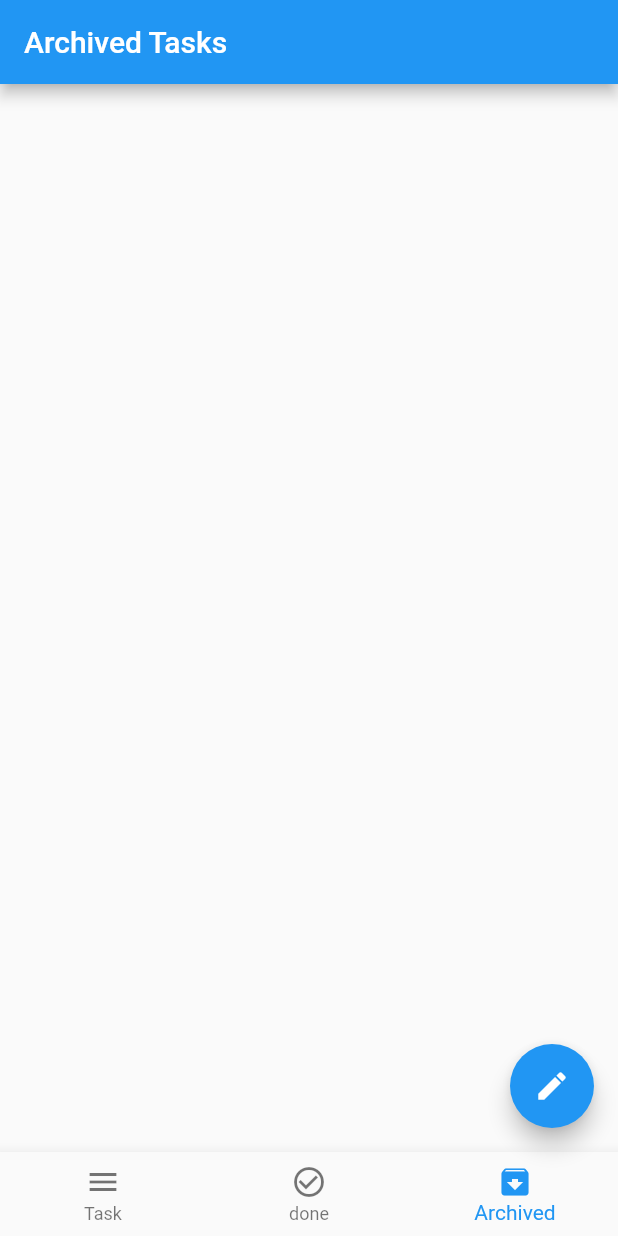
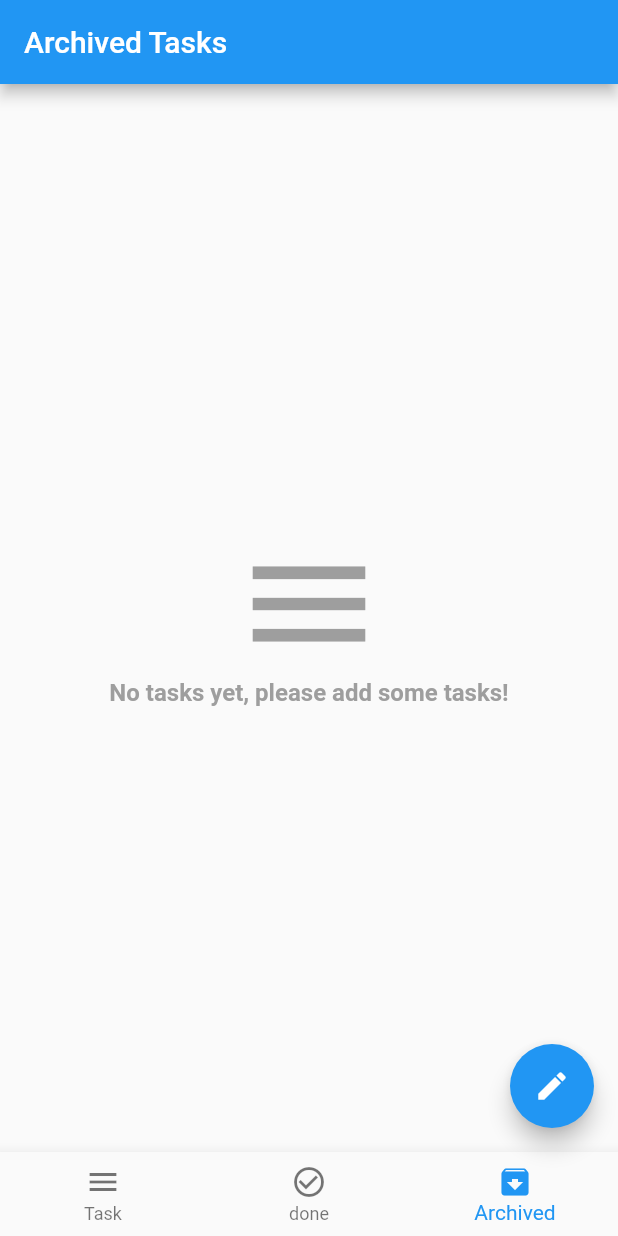
Before and after one commit to IbrahimKhattab172000/My_own_analysis_interpretation, a Flutter app: the screen it shows after launch, item 3 of the bottom bar chosen, on a phone screen of 412 x 824 dp. Run offline on Flutter 3.47's test engine with Material 2 defaults, Android fonts, the phone set to English and light mode, and no system bars; our stand-ins replace bloc, flutter_bloc, sqflite; accounts and stored records are empty.

Commit message:
After adding dissmissible and refactoring the code and wrapping everything up

```diff
--- a/lib/modules/archived_tasks/archived_tasks_screen.dart
+++ b/lib/modules/archived_tasks/archived_tasks_screen.dart
@@ -16,23 +16,7 @@ class ArchivedTasksScreen extends StatelessWidget {
         builder: (context, state) {
           //*Getting our newTasks here
           var tasks = AppCubit.get(context).archivedTasks;
-          return ListView.separated(
-            itemBuilder: (context, index) =>
-                buildTaskItem(tasks![index], context),
-            separatorBuilder: (context, index) {
-              return Padding(
-                padding: const EdgeInsetsDirectional.only(
-                  start: 20.0,
-                ),
-                child: Container(
-                  width: double.infinity,
-                  height: 1.0,
-                  color: Colors.grey[300],
-                ),
-              );
-            },
-            itemCount: tasks!.length,
-          );
+          return taskBuilder(tasks: tasks);
         });
   }
 }
--- a/lib/shared/components/components.dart
+++ b/lib/shared/components/components.dart
@@ -62,7 +62,10 @@ Widget defaultTextFormField({
       ),
     );
 
-Widget buildTaskItem(Map model, BuildContext context) => Padding(
+Widget buildTaskItem(Map model, BuildContext context) => Dismissible(
+      //*key takes a Key() and Key() takes string type
+      key: Key(model['id'].toString()),
+      child: Padding(
         padding: const EdgeInsets.all(20.0),
         child: Row(
           children: [
@@ -76,8 +79,11 @@ Widget buildTaskItem(Map model, BuildContext context) => Padding(
             Expanded(
               child: Column(
                 ///haha try it without mainAxisSize: MainAxisSize.min,
+
                 mainAxisSize: MainAxisSize.min,
+
                 crossAxisAlignment: CrossAxisAlignment.start,
+
                 children: [
                   Text(
                     '${model['title']}',
@@ -100,7 +106,8 @@ Widget buildTaskItem(Map model, BuildContext context) => Padding(
             ),
             IconButton(
               onPressed: () {
-              AppCubit.get(context).updateData(status: 'done', id: model['id']);
+                AppCubit.get(context)
+                    .updateData(status: 'done', id: model['id']);
               },
               icon: Icon(
                 Icons.check_box,
@@ -119,4 +126,52 @@ Widget buildTaskItem(Map model, BuildContext context) => Padding(
             ),
           ],
         ),
+      ),
+      //*onDismissed
+      onDismissed: (direction) {
+        AppCubit.get(context).deleteData(id: model['id']);
+      },
     );
+
+//* cuz we will use it in 3 different pages, so why not making it reusable
+Widget taskBuilder({
+  List<Map>? tasks,
+}) {
+  return tasks!.isEmpty
+      ? Center(
+          child: Column(
+            mainAxisAlignment: MainAxisAlignment.center,
+            children: [
+              Icon(
+                Icons.menu,
+                size: 100,
+                color: Colors.grey,
+              ),
+              Text(
+                "No tasks yet, please add some tasks!",
+                style: TextStyle(
+                  color: Colors.grey,
+                  fontSize: 16,
+                  fontWeight: FontWeight.bold,
+                ),
+              ),
+            ],
+          ),
+        )
+      : ListView.separated(
+          itemBuilder: (context, index) => buildTaskItem(tasks[index], context),
+          separatorBuilder: (context, index) {
+            return Padding(
+              padding: const EdgeInsetsDirectional.only(
+                start: 20.0,
+              ),
+              child: Container(
+                width: double.infinity,
+                height: 1.0,
+                color: Colors.grey[300],
+              ),
+            );
+          },
+          itemCount: tasks.length,
+        );
+}
--- a/lib/shared/cubit/states.dart
+++ b/lib/shared/cubit/states.dart
@@ -14,4 +14,6 @@ class AppInsertDatabaseState extends AppStates {}
 
 class AppUpdateDatabaseState extends AppStates {}
 
+class AppDeleteDatabaseState extends AppStates {}
+
 class AppChangeBottomSheetState extends AppStates {}
```
Also changed, not shown: lib/modules/done_tasks/done_tasks_screen.dart (+1 -17 lines), lib/modules/new_tasks/new_tasks_screen.dart (+1 -17 lines), lib/shared/cubit/cubit.dart (+14 -1 lines). Lines whose indentation alone changed are shown as unchanged.
